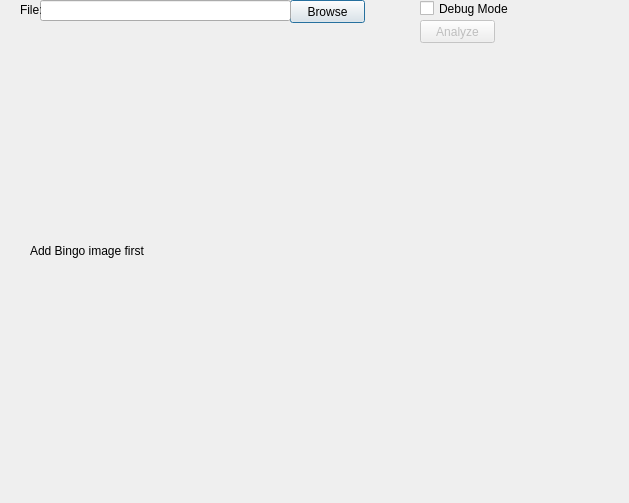
Before: the Qt Designer form gui.ui in ezra01/bingo-tracker, drawn with Qt 5.
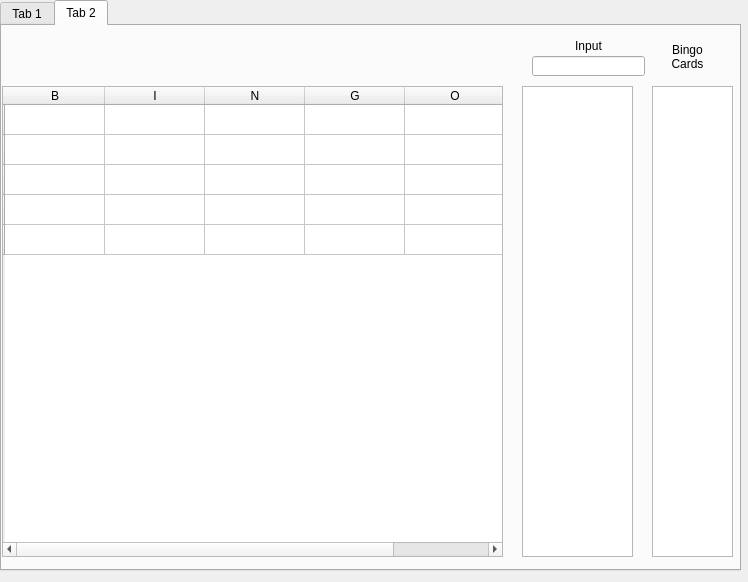
After: the same form once the commit is applied. The open tabs and pages were chosen to show the change.

Commit message: -Added gameCard class for bingo cards. getwinning#'s from main implemented as class method. -Added configuration file for global variables and settings

What changed in the file:
```diff
--- a/gui.ui
+++ b/gui.ui
@@ -6,8 +6,8 @@
    <rect>
     <x>0</x>
     <y>0</y>
-    <width>629</width>
-    <height>503</height>
+    <width>748</width>
+    <height>582</height>
    </rect>
   </property>
   <property name="sizePolicy">
@@ -19,11 +19,27 @@
   <property name="windowTitle">
    <string>Dialog</string>
   </property>
+  <widget class="QTabWidget" name="tabWidget">
+   <property name="geometry">
+    <rect>
+     <x>0</x>
+     <y>0</y>
+     <width>741</width>
+     <height>571</height>
+    </rect>
+   </property>
+   <property name="currentIndex">
+    <number>0</number>
+   </property>
+   <widget class="QWidget" name="tab">
+    <attribute name="title">
+     <string>Tab 1</string>
+    </attribute>
   <widget class="QPushButton" name="browse_button">
    <property name="geometry">
     <rect>
-     <x>290</x>
-     <y>0</y>
+       <x>280</x>
+       <y>10</y>
      <width>75</width>
      <height>23</height>
     </rect>
@@ -35,8 +51,8 @@
   <widget class="QLineEdit" name="filename_line">
    <property name="geometry">
     <rect>
-     <x>40</x>
-     <y>0</y>
+       <x>30</x>
+       <y>10</y>
      <width>251</width>
      <height>21</height>
     </rect>
@@ -45,13 +61,13 @@
     <bool>true</bool>
    </property>
   </widget>
-  <widget class="QLabel" name="pic_label">
+    <widget class="QLabel" name="label">
    <property name="geometry">
     <rect>
-     <x>30</x>
-     <y>50</y>
-     <width>491</width>
-     <height>401</height>
+       <x>10</x>
+       <y>10</y>
+       <width>21</width>
+       <height>20</height>
     </rect>
    </property>
    <property name="text">
@@ -67,7 +83,7 @@
    </property>
    <property name="geometry">
     <rect>
-     <x>420</x>
+       <x>380</x>
      <y>20</y>
      <width>75</width>
      <height>23</height>
@@ -80,7 +96,7 @@
   <widget class="QCheckBox" name="isDebug_btn">
    <property name="geometry">
     <rect>
-     <x>420</x>
+       <x>390</x>
      <y>0</y>
      <width>91</width>
      <height>17</height>
@@ -90,18 +106,157 @@
     <string>Debug Mode</string>
    </property>
   </widget>
-  <widget class="QLabel" name="label">
+    <widget class="QLabel" name="pic_label">
    <property name="geometry">
     <rect>
-     <x>20</x>
-     <y>0</y>
-     <width>21</width>
+       <x>30</x>
+       <y>60</y>
+       <width>491</width>
+       <height>401</height>
+      </rect>
+     </property>
+     <property name="text">
+      <string>Add Bingo image first</string>
+     </property>
+     <property name="scaledContents">
+      <bool>true</bool>
+     </property>
+    </widget>
+   </widget>
+   <widget class="QWidget" name="tab_2">
+    <attribute name="title">
+     <string>Tab 2</string>
+    </attribute>
+    <widget class="QListWidget" name="calls_list_widget">
+     <property name="geometry">
+      <rect>
+       <x>520</x>
+       <y>60</y>
+       <width>111</width>
+       <height>471</height>
+      </rect>
+     </property>
+    </widget>
+    <widget class="QLineEdit" name="line_edit_calls">
+     <property name="geometry">
+      <rect>
+       <x>530</x>
+       <y>30</y>
+       <width>113</width>
      <height>20</height>
     </rect>
    </property>
+    </widget>
+    <widget class="QLabel" name="label_2">
+     <property name="geometry">
+      <rect>
+       <x>536</x>
+       <y>10</y>
+       <width>101</width>
+       <height>20</height>
+      </rect>
+     </property>
    <property name="text">
-    <string>File:</string>
-   </property>
+      <string>Input</string>
+     </property>
+     <property name="alignment">
+      <set>Qt::AlignCenter</set>
+     </property>
+    </widget>
+    <widget class="QLabel" name="label_3">
+     <property name="geometry">
+      <rect>
+       <x>660</x>
+       <y>10</y>
+       <width>51</width>
+       <height>41</height>
+      </rect>
+     </property>
+     <property name="text">
+      <string>Bingo 
+Cards</string>
+     </property>
+     <property name="alignment">
+      <set>Qt::AlignCenter</set>
+     </property>
+    </widget>
+    <widget class="QListWidget" name="card_list_widget">
+     <property name="geometry">
+      <rect>
+       <x>650</x>
+       <y>60</y>
+       <width>81</width>
+       <height>471</height>
+      </rect>
+     </property>
+    </widget>
+    <widget class="QWidget" name="gridLayoutWidget">
+     <property name="geometry">
+      <rect>
+       <x>0</x>
+       <y>60</y>
+       <width>501</width>
+       <height>471</height>
+      </rect>
+     </property>
+     <layout class="QGridLayout" name="gridLayout">
+      <item row="0" column="0">
+       <widget class="QTableWidget" name="dial">
+        <row>
+         <property name="text">
+          <string/>
+         </property>
+        </row>
+        <row>
+         <property name="text">
+          <string/>
+         </property>
+        </row>
+        <row>
+         <property name="text">
+          <string/>
+         </property>
+        </row>
+        <row>
+         <property name="text">
+          <string/>
+         </property>
+        </row>
+        <row>
+         <property name="text">
+          <string/>
+         </property>
+        </row>
+        <column>
+         <property name="text">
+          <string>B</string>
+         </property>
+        </column>
+        <column>
+         <property name="text">
+          <string>I</string>
+         </property>
+        </column>
+        <column>
+         <property name="text">
+          <string>N</string>
+         </property>
+        </column>
+        <column>
+         <property name="text">
+          <string>G</string>
+         </property>
+        </column>
+        <column>
+         <property name="text">
+          <string>O</string>
+         </property>
+        </column>
+       </widget>
+      </item>
+     </layout>
+    </widget>
+   </widget>
   </widget>
  </widget>
  <resources/>
```
Left out of the diff: 5 changed lines with no effect on the pictures. Lines whose indentation alone changed are shown as unchanged. The commit also changes 4 other files.
